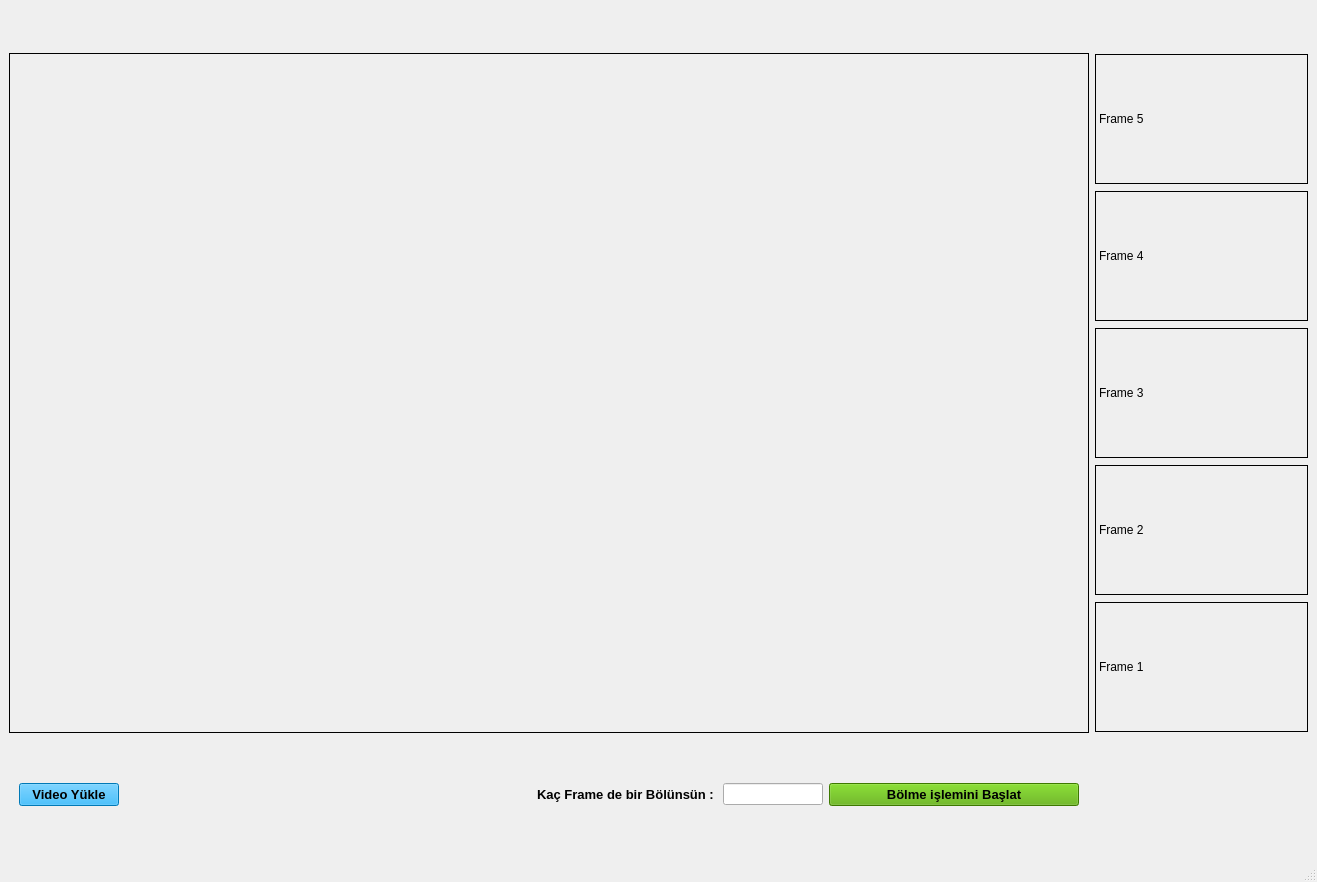
Qt form videoSlice.ui (MehmetOKUYAR/VideoSlicing) before a commit.
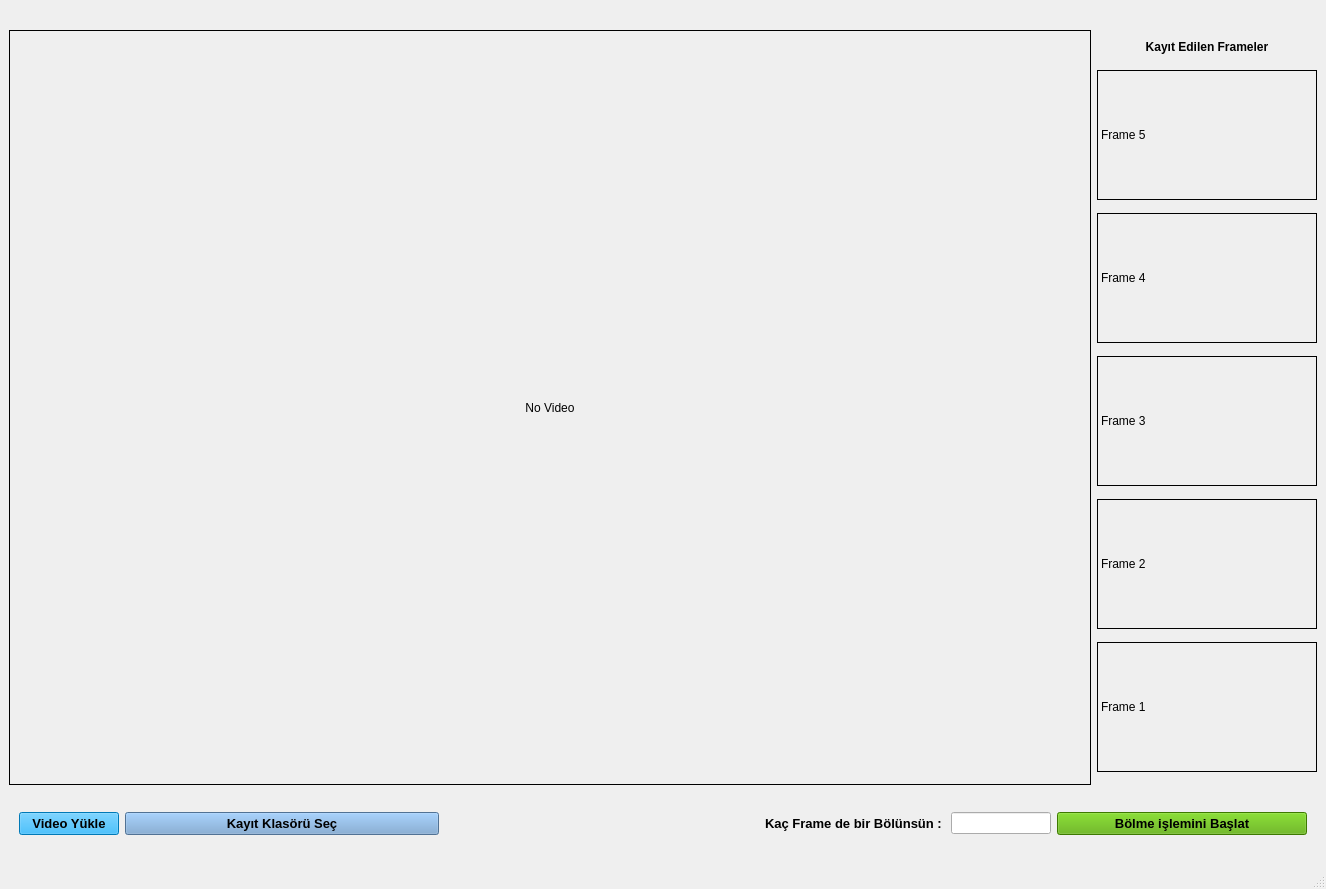
The same form after that commit.

Diff of the .ui file:
```diff
--- a/videoSlice.ui
+++ b/videoSlice.ui
@@ -6,8 +6,8 @@
    <rect>
     <x>0</x>
     <y>0</y>
-    <width>1317</width>
-    <height>882</height>
+    <width>1326</width>
+    <height>889</height>
    </rect>
   </property>
   <property name="windowTitle">
@@ -15,13 +15,65 @@
   </property>
   <widget class="QWidget" name="centralwidget">
    <layout class="QGridLayout" name="gridLayout">
-    <item row="0" column="1">
+    <item row="0" column="0">
+     <layout class="QHBoxLayout" name="horizontalLayout_3">
+      <item>
+       <widget class="QLabel" name="label">
+        <property name="minimumSize">
+         <size>
+          <width>1080</width>
+          <height>755</height>
+         </size>
+        </property>
+        <property name="inputMethodHints">
+         <set>Qt::ImhDate</set>
+        </property>
+        <property name="frameShape">
+         <enum>QFrame::Box</enum>
+        </property>
+        <property name="text">
+         <string>No Video</string>
+        </property>
+        <property name="alignment">
+         <set>Qt::AlignCenter</set>
+        </property>
+       </widget>
+      </item>
+      <item>
      <layout class="QVBoxLayout" name="verticalLayout">
+        <item>
+         <widget class="QLabel" name="label_9">
+          <property name="maximumSize">
+           <size>
+            <width>16777215</width>
+            <height>20</height>
+           </size>
+          </property>
+          <property name="font">
+           <font>
+            <weight>75</weight>
+            <bold>true</bold>
+           </font>
+          </property>
+          <property name="text">
+           <string>Kayıt Edilen Frameler</string>
+          </property>
+          <property name="alignment">
+           <set>Qt::AlignCenter</set>
+          </property>
+         </widget>
+        </item>
       <item>
        <widget class="QLabel" name="label_4">
+          <property name="minimumSize">
+           <size>
+            <width>220</width>
+            <height>0</height>
+           </size>
+          </property>
         <property name="maximumSize">
          <size>
-          <width>16777215</width>
+            <width>211</width>
           <height>130</height>
          </size>
         </property>
@@ -41,9 +93,15 @@
       </item>
       <item>
        <widget class="QLabel" name="label_3">
+          <property name="minimumSize">
+           <size>
+            <width>220</width>
+            <height>0</height>
+           </size>
+          </property>
         <property name="maximumSize">
          <size>
-          <width>16777215</width>
+            <width>211</width>
           <height>130</height>
          </size>
         </property>
@@ -57,9 +115,15 @@
       </item>
       <item>
        <widget class="QLabel" name="label_6">
+          <property name="minimumSize">
+           <size>
+            <width>220</width>
+            <height>0</height>
+           </size>
+          </property>
         <property name="maximumSize">
          <size>
-          <width>16777215</width>
+            <width>211</width>
           <height>130</height>
          </size>
         </property>
@@ -73,9 +137,15 @@
       </item>
       <item>
        <widget class="QLabel" name="label_5">
+          <property name="minimumSize">
+           <size>
+            <width>220</width>
+            <height>0</height>
+           </size>
+          </property>
         <property name="maximumSize">
          <size>
-          <width>16777215</width>
+            <width>211</width>
           <height>130</height>
          </size>
         </property>
@@ -89,9 +159,15 @@
       </item>
       <item>
        <widget class="QLabel" name="label_2">
+          <property name="minimumSize">
+           <size>
+            <width>220</width>
+            <height>0</height>
+           </size>
+          </property>
         <property name="maximumSize">
          <size>
-          <width>16777215</width>
+            <width>211</width>
           <height>130</height>
          </size>
         </property>
@@ -105,6 +181,8 @@
       </item>
      </layout>
     </item>
+     </layout>
+    </item>
     <item row="1" column="0">
      <layout class="QVBoxLayout" name="verticalLayout_2">
       <item>
@@ -139,26 +217,19 @@
          </widget>
         </item>
         <item row="0" column="2">
-         <widget class="QLabel" name="label_8">
-          <property name="maximumSize">
-           <size>
-            <width>180</width>
-            <height>16777215</height>
-           </size>
-          </property>
+         <widget class="QLabel" name="label_7">
           <property name="font">
            <font>
-            <pointsize>10</pointsize>
             <weight>75</weight>
             <bold>true</bold>
            </font>
           </property>
           <property name="text">
-           <string>Kaç Frame de bir Bölünsün :</string>
+           <string/>
           </property>
          </widget>
         </item>
-        <item row="0" column="5">
+        <item row="0" column="6">
          <widget class="QPushButton" name="pushButton_2">
           <property name="maximumSize">
            <size>
@@ -182,6 +253,26 @@
          </widget>
         </item>
         <item row="0" column="3">
+         <widget class="QLabel" name="label_8">
+          <property name="maximumSize">
+           <size>
+            <width>180</width>
+            <height>16777215</height>
+           </size>
+          </property>
+          <property name="font">
+           <font>
+            <pointsize>10</pointsize>
+            <weight>75</weight>
+            <bold>true</bold>
+           </font>
+          </property>
+          <property name="text">
+           <string>Kaç Frame de bir Bölünsün :</string>
+          </property>
+         </widget>
+        </item>
+        <item row="0" column="4">
          <widget class="QLineEdit" name="lineEdit">
           <property name="maximumSize">
            <size>
@@ -207,15 +298,19 @@
          </widget>
         </item>
         <item row="0" column="1">
-         <widget class="QLabel" name="label_7">
+         <widget class="QPushButton" name="pushButton_3">
           <property name="font">
            <font>
+            <pointsize>10</pointsize>
             <weight>75</weight>
             <bold>true</bold>
            </font>
           </property>
+          <property name="styleSheet">
+           <string notr="true">background-color: rgb(114, 159, 207);</string>
+          </property>
           <property name="text">
-           <string/>
+           <string>Kayıt Klasörü Seç</string>
           </property>
          </widget>
         </item>
@@ -223,38 +318,6 @@
       </item>
      </layout>
     </item>
-    <item row="0" column="0">
-     <widget class="QLabel" name="label">
-      <property name="minimumSize">
-       <size>
-        <width>1080</width>
-        <height>680</height>
-       </size>
-      </property>
-      <property name="inputMethodHints">
-       <set>Qt::ImhDate</set>
-      </property>
-      <property name="frameShape">
-       <enum>QFrame::Box</enum>
-      </property>
-      <property name="text">
-       <string/>
-      </property>
-     </widget>
-    </item>
-    <item row="1" column="1">
-     <spacer name="horizontalSpacer">
-      <property name="orientation">
-       <enum>Qt::Horizontal</enum>
-      </property>
-      <property name="sizeHint" stdset="0">
-       <size>
-        <width>40</width>
-        <height>20</height>
-       </size>
-      </property>
-     </spacer>
-    </item>
    </layout>
   </widget>
   <widget class="QMenuBar" name="menubar">
```
Left out of the diff: 4 changed lines with no effect on the pictures. Lines whose indentation alone changed are shown as unchanged.
